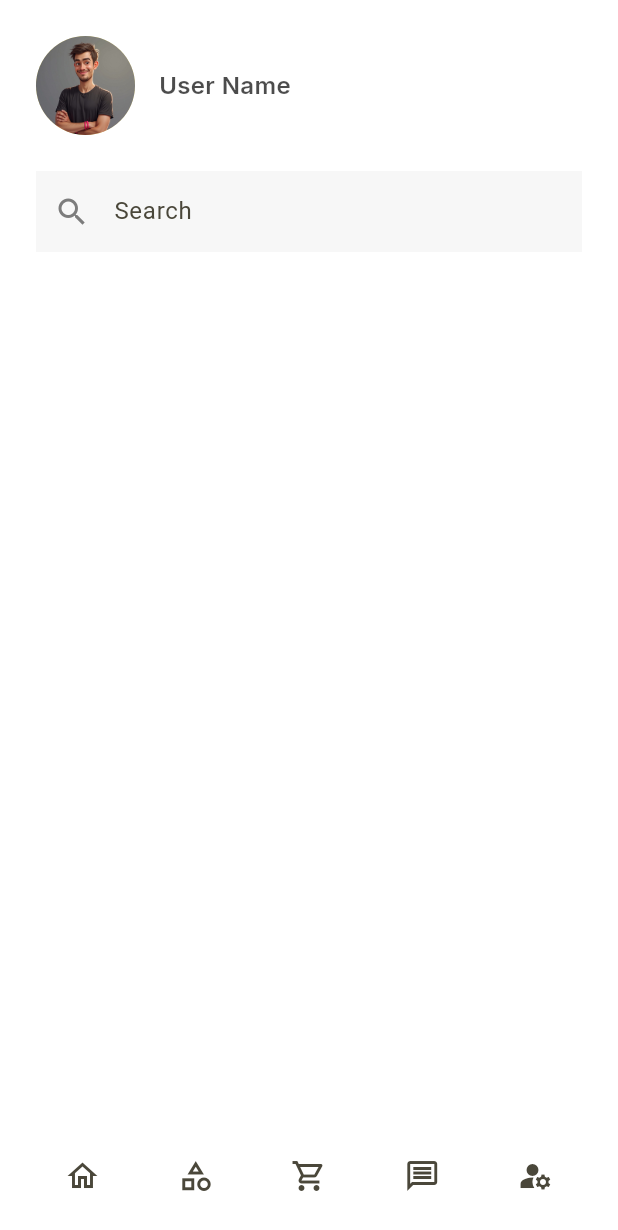
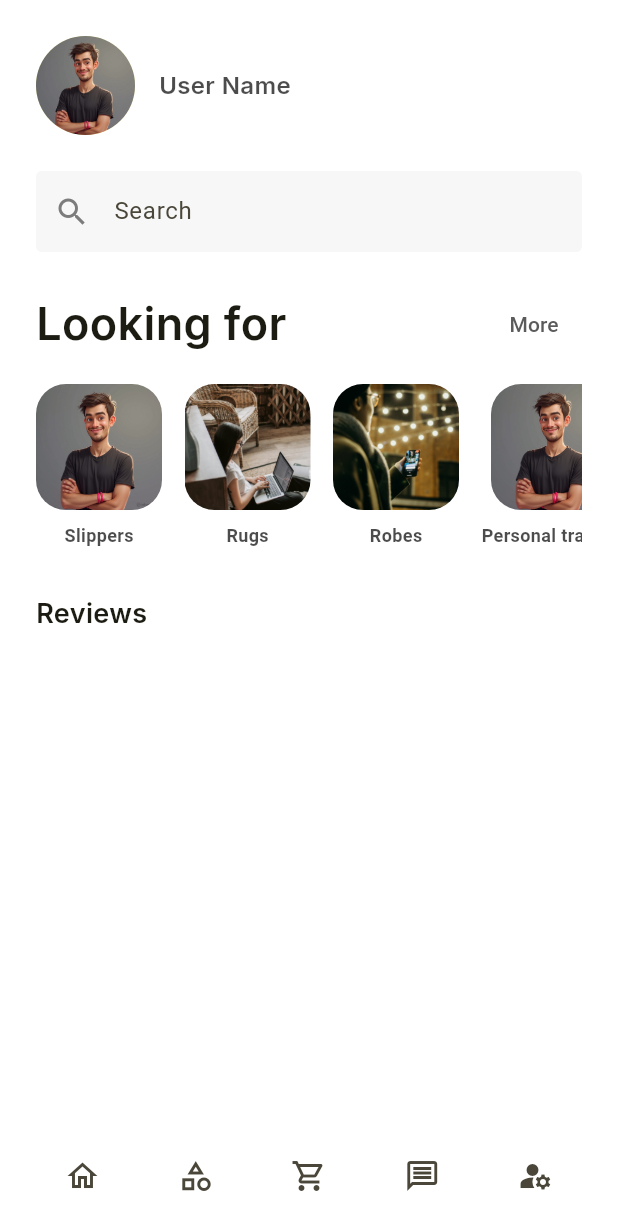
Before and after one commit to cvvalone/flutter_with_firebase, a Flutter app: the screen it shows once a user with an empty profile is signed in, on a phone screen of 412 x 824 dp. Shown: the top 1230 px of the screen. Run offline on Flutter 3.47's test engine with Material 3 defaults, Android fonts, the phone set to English and light mode, and no system bars; our stand-ins replace firebase_auth, firebase_core; accounts and stored records are empty.

Commit message:
Added categories on home_page

```diff
--- /dev/null
+++ b/lib/ui/components/categories_card.dart
@@ -0,0 +1,15 @@
+import 'package:flutter/material.dart';
+
+class CategoriesCard extends StatefulWidget {
+  const CategoriesCard({super.key});
+
+  @override
+  State<CategoriesCard> createState() => _CategoriesCardState();
+}
+
+class _CategoriesCardState extends State<CategoriesCard> {
+  @override
+  Widget build(BuildContext context) {
+    return const Placeholder();
+  }
+}
--- /dev/null
+++ b/lib/ui/pages/all_categories_screen.dart
@@ -0,0 +1,12 @@
+import 'package:flutter/material.dart';
+
+class AllCategories extends StatelessWidget {
+  const AllCategories({super.key});
+
+  @override
+  Widget build(BuildContext context) {
+    return Scaffold(
+      appBar: AppBar(),
+    );
+  }
+}
--- a/lib/ui/pages/home_page.dart
+++ b/lib/ui/pages/home_page.dart
@@ -1,11 +1,17 @@
 import 'package:firebase_auth/firebase_auth.dart';
 import 'package:flutter/material.dart';
+import 'package:flutter/rendering.dart';
+import 'package:testingproj/ui/pages/all_categories_screen.dart';
 import 'package:testingproj/ui/pages/welcome_screen.dart';
 
-
-class HomePage extends StatelessWidget {
+class HomePage extends StatefulWidget {
   HomePage({super.key});
 
+  @override
+  State<HomePage> createState() => _HomePageState();
+}
+
+class _HomePageState extends State<HomePage> {
   final user = FirebaseAuth.instance.currentUser!;
 
   void signUserOut(context) {
@@ -14,33 +20,46 @@ class HomePage extends StatelessWidget {
   }
 
   void navigateToHome(context) {
-    Navigator.pushReplacement(context, MaterialPageRoute(builder: (context) => const WelcomeScreen()));
+    Navigator.pushReplacement(context,
+        MaterialPageRoute(builder: (context) => const WelcomeScreen()));
   }
 
+  List<Map<String, String>> categories = [
+      {'image': 'assets/images/avatarImage.jpg', 'title': 'Slippers'},
+      {'image': 'assets/images/loginBanner.png', 'title': 'Rugs'},
+      {'image': 'assets/images/signupBanner.png', 'title': 'Robes'},
+      {'image': 'assets/images/avatarImage.jpg', 'title': 'Personal trainers'},
+    ];
 
+    TextEditingController searchController = TextEditingController();
 
   @override
   Widget build(BuildContext context) {
 
-    TextEditingController searchController = TextEditingController();
-
-    return  Scaffold(
-      body: SingleChildScrollView(
+    return Scaffold(
+      body: SafeArea(
+        child: SingleChildScrollView(
           child: Column(
             crossAxisAlignment: CrossAxisAlignment.start,
             children: [
               Padding(
                 padding: const EdgeInsets.only(left: 24, top: 24, right: 24),
                 child: Column(
+                  crossAxisAlignment: CrossAxisAlignment.start,
                   children: [
                     const Row(
                       children: [
                         CircleAvatar(
-                        backgroundImage: AssetImage("assets/images/avatarImage.jpg"),
+                          backgroundImage:
+                              AssetImage("assets/images/avatarImage.jpg"),
                           radius: 33,
                         ),
-                      SizedBox(width: 16,),
-                      Text("User Name", style: TextStyle(
+                        SizedBox(
+                          width: 16,
+                        ),
+                        Text(
+                          "User Name",
+                          style: TextStyle(
                             color: Color.fromRGBO(0, 0, 0, 0.7),
                             fontSize: 16,
                             fontFamily: 'Inter',
@@ -49,26 +68,109 @@ class HomePage extends StatelessWidget {
                         ),
                       ],
                     ),
-                  const SizedBox(height: 24,),
+                    const SizedBox(
+                      height: 24,
+                    ),
                     TextField(
                       controller: searchController,
                       obscureText: false,
                       decoration: const InputDecoration(
                         filled: true,
                         fillColor: Color.fromRGBO(247, 247, 247, 1),
-                      border: InputBorder.none,
+                        border: OutlineInputBorder(
+                          borderRadius: BorderRadius.all(Radius.circular(10)),
+                        ),
                         prefixIcon: Icon(Icons.search),
                         prefixIconColor: Color.fromRGBO(124, 124, 124, 1),
-                      enabledBorder: InputBorder.none,
-                      focusedBorder: InputBorder.none,
+                        enabledBorder: OutlineInputBorder(
+                            borderSide: BorderSide(
+                          color: Color.fromRGBO(247, 247, 247, 1),
+                        )),
+                        focusedBorder: OutlineInputBorder(
+                            borderSide: BorderSide(
+                          color: Color.fromRGBO(230, 230, 230, 1),
+                        )),
                         hintText: "Search",
                         contentPadding: EdgeInsets.all(15),
                       ),
                     ),
+                    const SizedBox(
+                      height: 24,
+                    ),
+                    Row(
+                      mainAxisAlignment: MainAxisAlignment.spaceBetween,
+                      children: [
+                        const Text(
+                          "Looking for",
+                          style: TextStyle(
+                            fontFamily: 'Inter',
+                            fontWeight: FontWeight.w600,
+                            fontSize: 30,
+                          ),
+                        ),
+                        TextButton(onPressed: () {
+                          Navigator.push(context, MaterialPageRoute(builder: (context) => const AllCategories()));
+                        }, child: const Text(
+                          "More",
+                          style: TextStyle(
+                            color: Color.fromRGBO(91, 91, 91, 1),
+                            backgroundColor: Colors.transparent,
+
+                            ))),
+                      ],
+                    ),
+                    const SizedBox(height: 16,),
+                    SizedBox(
+                      height: 120,
+                      child: ListView.builder(
+                        scrollDirection: Axis.horizontal,
+                        itemCount: categories.length,
+                        itemBuilder: (context, index){
+                          return  Padding(
+                            padding: const EdgeInsets.only(right: 15),
+                            child: Column(
+                              children: [
+                                ClipRRect(
+                                  borderRadius: BorderRadius.circular(20),
+                                  child: Image.asset(
+                                    categories[index]['image']!,
+                                    width: 84,
+                                    height: 84,
+                                    fit: BoxFit.cover,),
+                                ),
+                                const SizedBox(height: 8,),
+                                Text(
+                                  categories[index]['title']!,
+                                  style: const TextStyle(
+                                    fontWeight: FontWeight.w600,
+                                    color: Color.fromRGBO(0, 0, 0, 0.7),
+                                    fontSize: 12,
+                                  ),
+                                )
+                              ],
+                            ),
+                            );
+                        },
+                        ),
+                    ),
+                    const SizedBox(height: 20,),
+                    const Row(children: [
+                      Text(
+                          "Reviews",
+                          style: TextStyle(
+                            fontFamily: 'Inter',
+                            fontWeight: FontWeight.w600,
+                            fontSize: 18,
+                          ),
+                        ),
+                    ],
+                    ),
+                    const SizedBox(height: 15,),
                   ],
                 ),
               ),
             ],
+          ),
         ),
       ),
       bottomNavigationBar: BottomAppBar(
@@ -79,35 +181,26 @@ class HomePage extends StatelessWidget {
             mainAxisAlignment: MainAxisAlignment.spaceBetween,
             children: [
               IconButton(
-                  icon: const Icon(Icons.home_outlined,),
-                  onPressed: (){
-
-                  },
+                icon: const Icon(
+                  Icons.home_outlined,
+                ),
+                onPressed: () {},
               ),
               IconButton(
                 icon: const Icon(Icons.category_outlined),
-                  onPressed: (){
-
-                  },
+                onPressed: () {},
               ),
               IconButton(
-
                 icon: const Icon(Icons.shopping_cart_outlined),
-                  onPressed: (){
-
-                  },
+                onPressed: () {},
               ),
               IconButton(
-
                 icon: const Icon(Icons.message_outlined),
-                  onPressed: (){
-
-                  },
+                onPressed: () {},
               ),
               IconButton(
-
                 icon: const Icon(Icons.manage_accounts),
-                  onPressed: (){
+                onPressed: () {
                   signUserOut(context);
                 },
               ),
--- a/pubspec.yaml
+++ b/pubspec.yaml
@@ -70,6 +70,7 @@ flutter:
     - assets/images/avatarImage.jpg
     - assets/images/loginBanner.png
     - assets/images/signupBanner.png
+
   # An image asset can refer to one or more resolution-specific "variants", see
   # https://flutter.dev/to/resolution-aware-images
 
```
Also changed, not shown: assets/images/categories/category2.png (added), assets/images/categories/category3.png (added), assets/images/categories/category4.png (added), assets/images/category1.png (added). Lines whose indentation alone changed are shown as unchanged.
